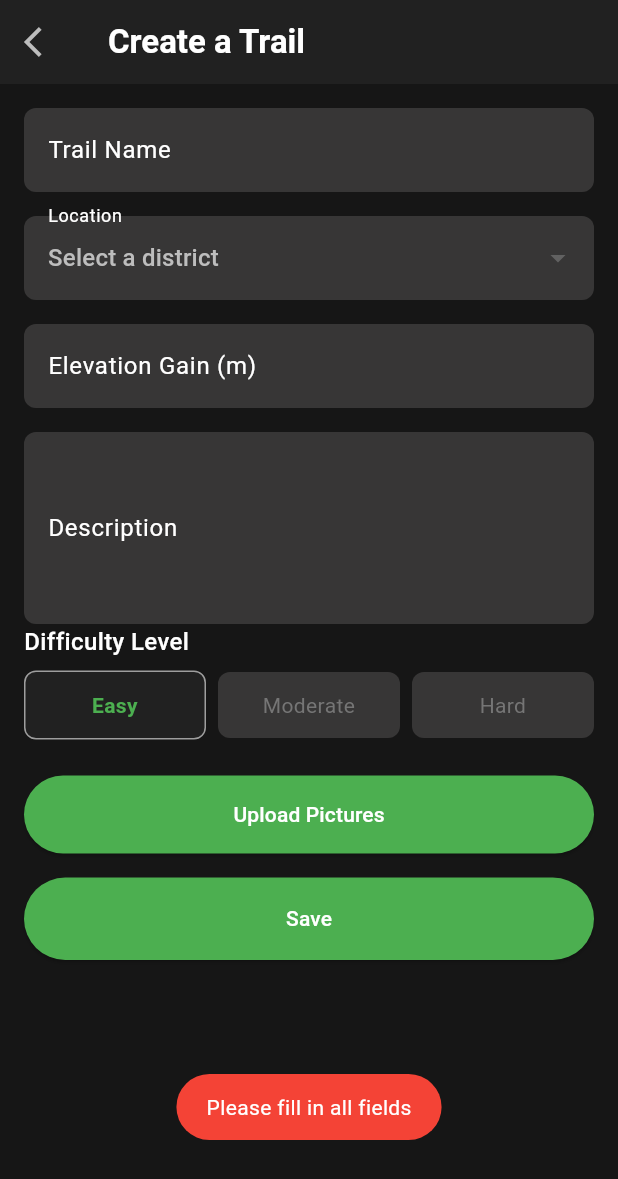
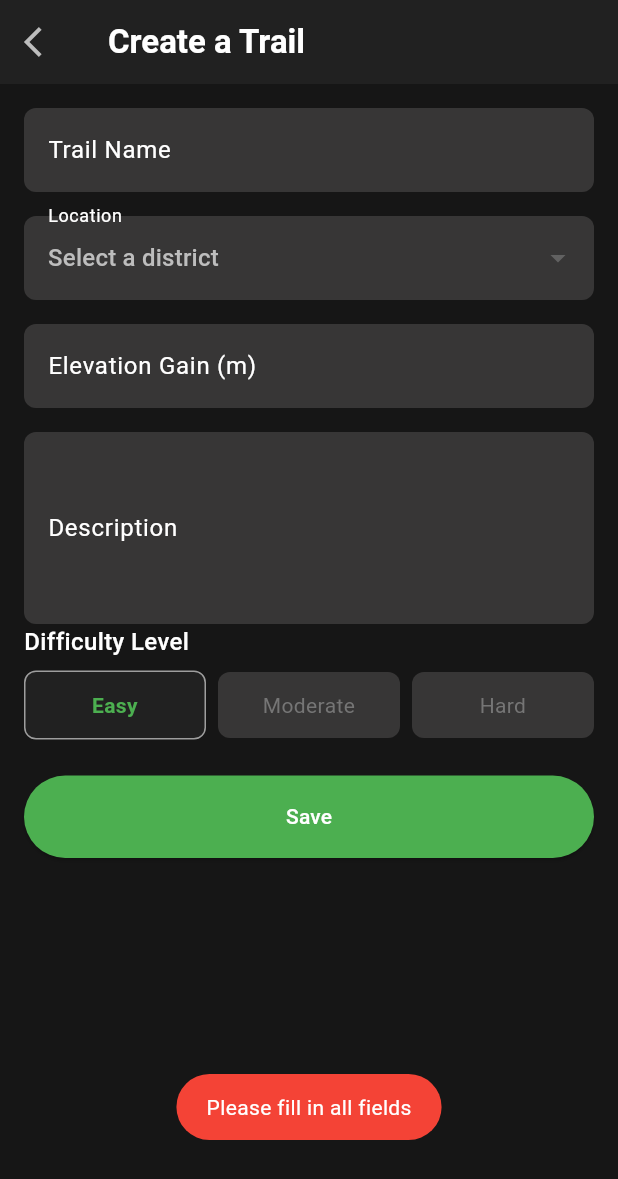
Before and after one commit to Prxshxn/Trialblaze, a Flutter app: the TrailDetails screen opened directly with empty values, after a tap on "Save", on a phone screen of 412 x 824 dp. Shown: the top 1179 px of the screen. Run offline on Flutter 3.47's test engine with Material 3 defaults, Android fonts, the phone set to English and light mode, and no system bars; our stand-ins replace email_validator, flutter_dotenv, fluttertoast, geolocator, shared_preferences, supabase_flutter; missing offline and left inert: mapbox_maps_flutter; accounts and stored records are empty.

Commit message:
updated save button and removed picture upload button

```diff
--- a/lib/pages/trail_details.dart
+++ b/lib/pages/trail_details.dart
@@ -62,6 +62,9 @@ class _TrailDetailsState extends State<TrailDetails> {
   final TextEditingController _nameController = TextEditingController();
   final TextEditingController _descriptionController = TextEditingController();
   final TextEditingController _elevationController = TextEditingController();
+
+  // Boolean to track if the save operation is in progress
+  bool isSaving = false;
 
   @override
   void dispose() {
@@ -207,25 +210,25 @@ class _TrailDetailsState extends State<TrailDetails> {
             ),
             const SizedBox(height: 24),
 
-            // Upload Pictures Button
-            ElevatedButton(
-              onPressed: () {
-                // TODO: Implement picture upload
-              },
-              style: ElevatedButton.styleFrom(
-                backgroundColor: Colors.green,
-                foregroundColor: Colors.white,
-                minimumSize:
-                    const Size(double.infinity, 48), // Full width button
-                padding: const EdgeInsets.symmetric(vertical: 16),
-              ),
-              child: const Text('Upload Pictures'),
-            ),
-            const SizedBox(height: 16),
-
             // Save Trail Button
             ElevatedButton(
-              onPressed: () async {
+              onPressed: isSaving
+                  ? null
+                  : () async {
+                      // Disable the button and set isSaving to true
+                      setState(() {
+                        isSaving = true;
+                      });
+
+                      // Show a toast message indicating that the trail is being saved
+                      Fluttertoast.showToast(
+                        msg: 'Saving trail... This might take some time.',
+                        toastLength: Toast.LENGTH_LONG,
+                        gravity: ToastGravity.BOTTOM,
+                        backgroundColor: Colors.blue,
+                        textColor: Colors.white,
+                      );
+
                       // Validate inputs
                       if (_nameController.text.isEmpty ||
                           _descriptionController.text.isEmpty) {
@@ -236,6 +239,11 @@ class _TrailDetailsState extends State<TrailDetails> {
                           backgroundColor: Colors.red,
                           textColor: Colors.white,
                         );
+
+                        // Re-enable the button
+                        setState(() {
+                          isSaving = false;
+                        });
                         return;
                       }
 
@@ -251,6 +259,11 @@ class _TrailDetailsState extends State<TrailDetails> {
                           backgroundColor: Colors.red,
                           textColor: Colors.white,
                         );
+
+                        // Re-enable the button
+                        setState(() {
+                          isSaving = false;
+                        });
                         return;
                       }
 
@@ -294,6 +307,11 @@ class _TrailDetailsState extends State<TrailDetails> {
                           backgroundColor: Colors.red,
                           textColor: Colors.white,
                         );
+
+                        // Re-enable the button
+                        setState(() {
+                          isSaving = false;
+                        });
                       }
                     },
               style: ElevatedButton.styleFrom(
@@ -303,7 +321,11 @@ class _TrailDetailsState extends State<TrailDetails> {
                     const Size(double.infinity, 55), // Full width button
                 padding: const EdgeInsets.symmetric(vertical: 16),
               ),
-              child: const Text('Save'),
+              child: isSaving
+                  ? const CircularProgressIndicator(
+                      valueColor: AlwaysStoppedAnimation<Color>(Colors.white),
+                    )
+                  : const Text('Save'),
             ),
           ],
         ),
```
Lines whose indentation alone changed are shown as unchanged.
